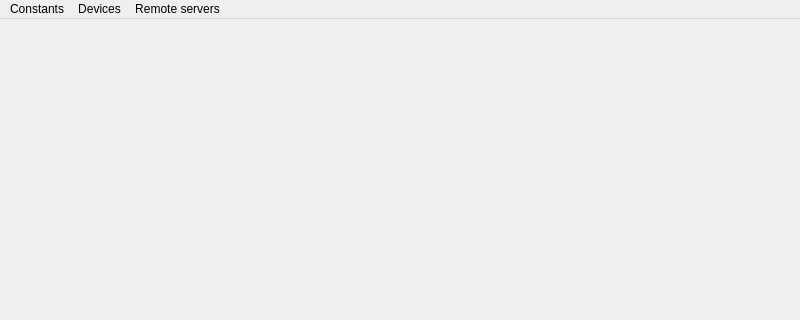
This is ui/condetrol/condetrol/main_window/main_window.ui in light-scattering-iogs/caqtus as Qt 5 draws it before an edit; both pictures show x 0 to 800 and y 0 to 320 of the 800 by 600 pixel window. The edited form follows.
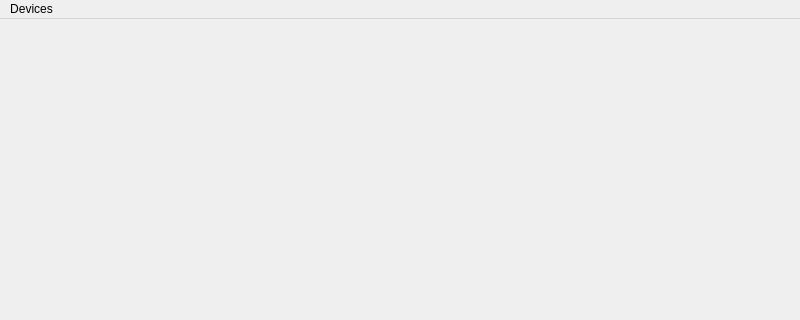
This is the edited form.

Commit message: Remove constant tables from condetrol main window

```diff
--- a/ui/condetrol/condetrol/main_window/main_window.ui
+++ b/ui/condetrol/condetrol/main_window/main_window.ui
@@ -20,7 +20,7 @@
      <x>0</x>
      <y>0</y>
      <width>800</width>
-     <height>18</height>
+     <height>21</height>
     </rect>
    </property>
    <widget class="QMenu" name="device_configurations_menu">
@@ -29,20 +29,7 @@
     </property>
     <addaction name="action_edit_device_configurations"/>
    </widget>
-   <widget class="QMenu" name="menu">
-    <property name="title">
-     <string>Remote servers</string>
-    </property>
-   </widget>
-   <widget class="QMenu" name="menuConstants">
-    <property name="title">
-     <string>Constants</string>
-    </property>
-    <addaction name="action_edit_constants"/>
-   </widget>
-   <addaction name="menuConstants"/>
    <addaction name="device_configurations_menu"/>
-   <addaction name="menu"/>
   </widget>
   <widget class="QStatusBar" name="statusbar"/>
   <action name="action_edit_device_configurations">
```
The commit also changes 2 other files.
